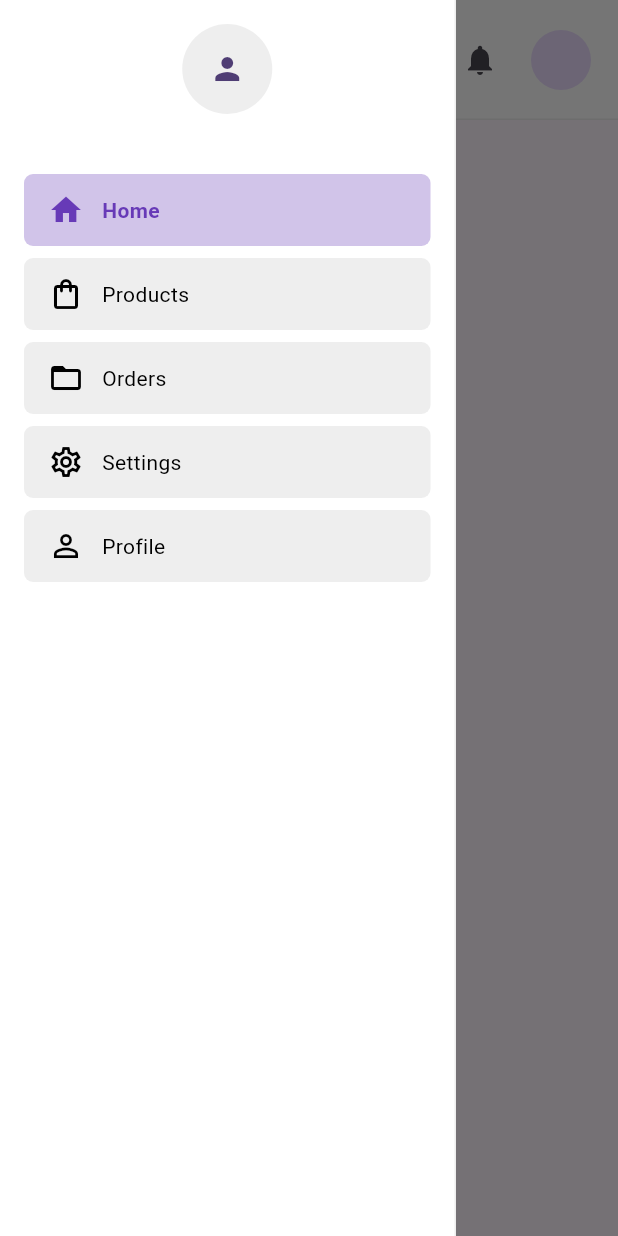
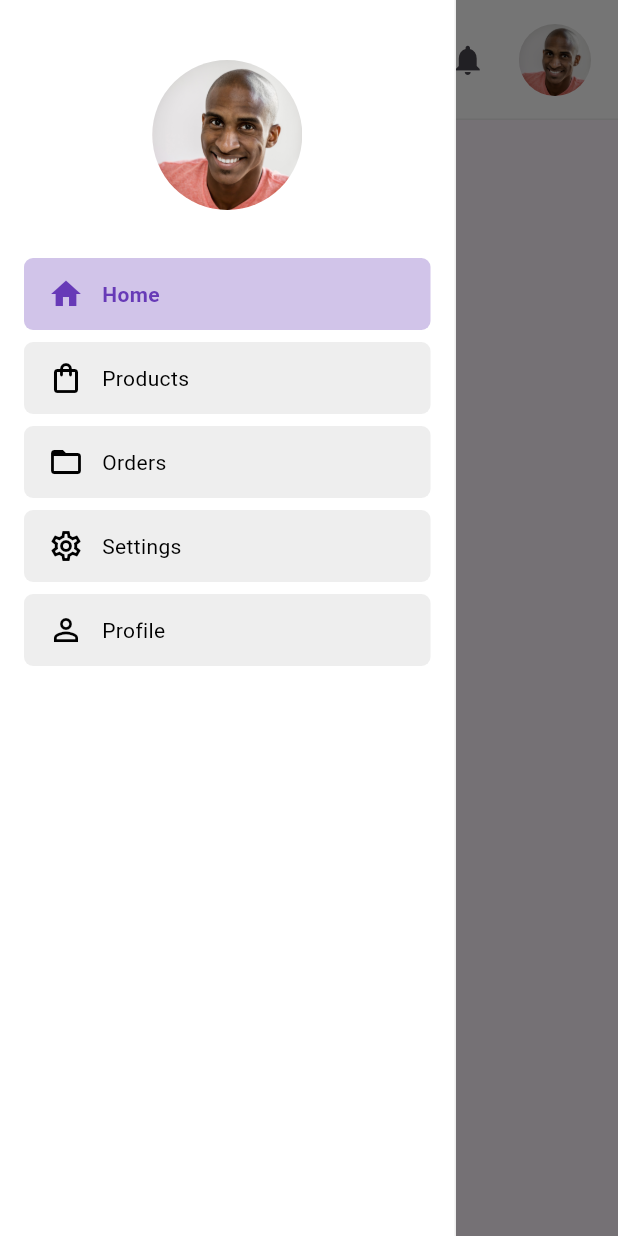
Before and after one commit to rragnarsd/grillhouse, a Flutter app: the TabletLayout screen opened directly with empty values, with the side drawer open, on a phone screen of 412 x 824 dp. Run offline on Flutter 3.47's test engine with Material 3 defaults, Android fonts, the phone set to English and light mode, and no system bars; our stand-ins replace cached_network_image, data_table_2, fl_chart, go_router; network calls fail.

Commit message:
ProfileImg

```diff
--- a/lib/screens/home/widgets/dashboard_order_table.dart
+++ b/lib/screens/home/widgets/dashboard_order_table.dart
@@ -60,6 +60,7 @@ class PaginatedTable extends StatelessWidget {
           isHorizontalScrollBarVisible: true,
           columnSpacing: 12,
           horizontalMargin: 12,
+
           columns: <DataColumn>[
             const DataColumn2(
               size: ColumnSize.S,
--- a/lib/utils/constants.dart
+++ b/lib/utils/constants.dart
@@ -20,6 +20,11 @@ class Constants {
   static const String delivered = 'Delivered';
   static const String cancelled = 'Cancelled';
   static const String processing = 'Processing';
+
+  static const String todaysOrders = 'Today\'s Orders';
+  static const String todaysIncome = 'Today\'s Income';
+  static const String todaysCustomers = 'Today\'s Customers';
+  static const String cancelledOrders = 'Cancelled Orders';
 
   static const String jan = 'Jan';
   static const String feb = 'Feb';
@@ -52,6 +57,7 @@ class Constants {
   //Assets
   static const String bestSellerImg =
       'https://images.pexels.com/photos/3864682/pexels-photo-3864682.jpeg';
+  static const String profileImg = 'assets/profile_img.png';
 
   //AppHeader
   static const String search = 'Search';
--- a/lib/widgets/navigaton/header.dart
+++ b/lib/widgets/navigaton/header.dart
@@ -123,7 +123,13 @@ class _HeaderUserProfile extends StatelessWidget {
   Widget build(BuildContext context) {
     return Row(
       children: <Widget>[
-        const CircleAvatar(),
+        SizedBox(
+          height: 48,
+          child: ClipRRect(
+            borderRadius: BorderRadius.circular(99),
+            child: Image.asset(Constants.profileImg),
+          ),
+        ),
         const SizedBox(width: 10),
         if (!Responsive.isMobile(context)) const _HeaderUserInfo(),
       ],
--- a/lib/widgets/navigaton/sidebar.dart
+++ b/lib/widgets/navigaton/sidebar.dart
@@ -1,3 +1,4 @@
+import 'package:dashboard/utils/constants.dart';
 import 'package:dashboard/utils/routes.dart';
 import 'package:dashboard/widgets/navigaton/data/sidebar_data.dart';
 import 'package:flutter/material.dart';
@@ -14,6 +15,7 @@ class SideBar extends StatelessWidget {
     return Drawer(
       shape: const BeveledRectangleBorder(),
       child: Container(
+        width: double.infinity,
         decoration: BoxDecoration(
           color: Colors.white,
           border: Border(
@@ -23,12 +25,18 @@ class SideBar extends StatelessWidget {
         child: ListView(
           padding: const EdgeInsets.symmetric(vertical: 16, horizontal: 16),
           children: <Widget>[
-            CircleAvatar(
-              radius: 30,
-              backgroundColor: Colors.grey.shade200,
-              child: const Icon(Icons.person),
+            const SizedBox(height: 24),
+            Center(
+              child: SizedBox(
+                height: 100,
+                width: 100,
+                child: ClipRRect(
+                  borderRadius: BorderRadius.circular(160),
+                  child: Image.asset(Constants.profileImg, fit: BoxFit.cover),
+                ),
+              ),
             ),
-            const SizedBox(height: 32),
+            const SizedBox(height: 24),
             ...sidebarItems.map((SidebarItem item) {
               final bool isSelected = currentRoute == item.route;
               return _NavItem(
```
Also changed, not shown: lib/screens/home/data/card_data.dart (+17 -4 lines), pubspec.yaml (+2 -30 lines), assets/profile_img.png (added).
